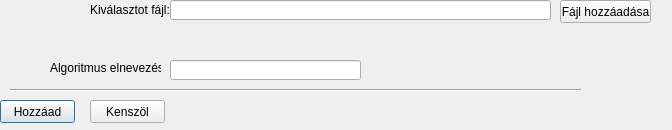
Old version of the form dialogaddalgorithm.ui in the repository WhoiisThisGuy/TRUE.
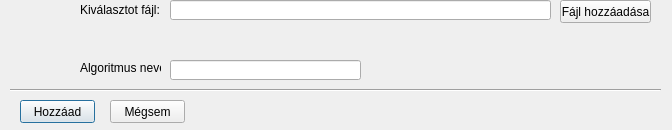
New version of the form.

Patch:
```diff
--- a/dialogaddalgorithm.ui
+++ b/dialogaddalgorithm.ui
@@ -16,7 +16,7 @@
   <widget class="QPushButton" name="addButton">
    <property name="geometry">
     <rect>
-     <x>0</x>
+     <x>20</x>
      <y>100</y>
      <width>75</width>
      <height>23</height>
@@ -29,14 +29,14 @@
   <widget class="QPushButton" name="cancelButton">
    <property name="geometry">
     <rect>
-     <x>90</x>
+     <x>110</x>
      <y>100</y>
      <width>75</width>
      <height>23</height>
     </rect>
    </property>
    <property name="text">
-    <string>Kenszöl</string>
+    <string>Mégsem</string>
    </property>
   </widget>
   <widget class="QLineEdit" name="TextFileName">
@@ -55,7 +55,7 @@
   <widget class="QLabel" name="label">
    <property name="geometry">
     <rect>
-     <x>90</x>
+     <x>80</x>
      <y>0</y>
      <width>81</width>
      <height>20</height>
@@ -83,7 +83,7 @@
     <rect>
      <x>10</x>
      <y>80</y>
-     <width>571</width>
+     <width>651</width>
      <height>20</height>
     </rect>
    </property>
@@ -104,14 +104,14 @@
   <widget class="QLabel" name="label_2">
    <property name="geometry">
     <rect>
-     <x>50</x>
+     <x>80</x>
      <y>60</y>
-     <width>111</width>
+     <width>81</width>
      <height>16</height>
     </rect>
    </property>
    <property name="text">
-    <string>Algoritmus elnevezése:</string>
+    <string>Algoritmus neve:</string>
    </property>
   </widget>
  </widget>
```
